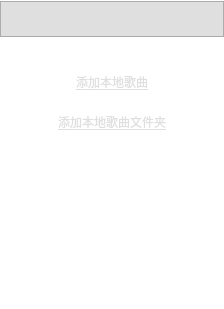
This is VideoPlayer/videomodels/NewListItem.ui in huizhang556/pc-video-player as Qt 5 draws it before an edit. The edited form follows.
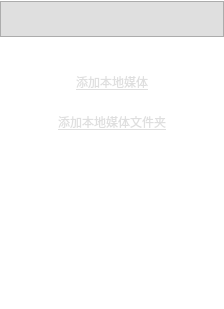
This is the edited form. The open tabs and pages were chosen to show the change. Icons and pictures are not drawn.

```diff
--- a/VideoPlayer/videomodels/NewListItem.ui
+++ b/VideoPlayer/videomodels/NewListItem.ui
@@ -356,7 +356,7 @@
 }</string>
                 </property>
                 <property name="text">
-                 <string>添加本地歌曲</string>
+                 <string>添加本地媒体</string>
                 </property>
                </widget>
               </item>
@@ -383,7 +383,7 @@
 }</string>
                 </property>
                 <property name="text">
-                 <string>添加本地歌曲文件夹</string>
+                 <string>添加本地媒体文件夹</string>
                 </property>
                </widget>
               </item>
```
Left out of the diff: 2 changed lines with no effect on the pictures.
